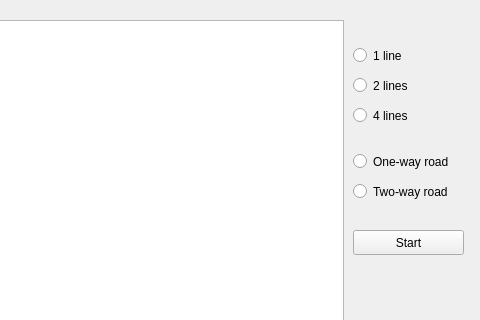
Before: the Qt Designer form mainwindow.ui in aonbel/Upshot, drawn with Qt 5; both pictures show x 617 to 1097 and y 0 to 320 of the 1097 by 825 pixel window.
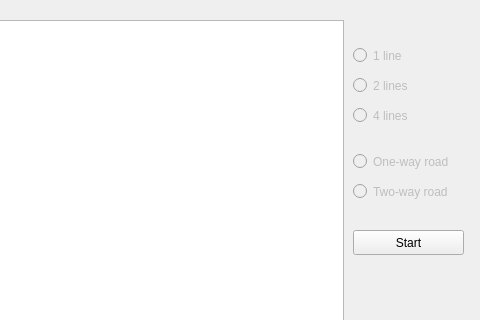
After: the same form once the commit is applied.

Patch:
```diff
--- a/mainwindow.ui
+++ b/mainwindow.ui
@@ -61,6 +61,9 @@
     </property>
    </widget>
    <widget class="QRadioButton" name="radioButton_1LineRoad">
+    <property name="enabled">
+     <bool>false</bool>
+    </property>
     <property name="geometry">
      <rect>
       <x>970</x>
@@ -74,6 +77,9 @@
     </property>
    </widget>
    <widget class="QRadioButton" name="radioButton_2LineRoad">
+    <property name="enabled">
+     <bool>false</bool>
+    </property>
     <property name="geometry">
      <rect>
       <x>970</x>
@@ -87,6 +93,9 @@
     </property>
    </widget>
    <widget class="QRadioButton" name="radioButton_4LineRoad">
+    <property name="enabled">
+     <bool>false</bool>
+    </property>
     <property name="geometry">
      <rect>
       <x>970</x>
@@ -100,6 +109,9 @@
     </property>
    </widget>
    <widget class="QRadioButton" name="radioButton_TwoWayRoad">
+    <property name="enabled">
+     <bool>false</bool>
+    </property>
     <property name="geometry">
      <rect>
       <x>970</x>
@@ -113,6 +125,9 @@
     </property>
    </widget>
    <widget class="QRadioButton" name="radioButton_OneWayRoad">
+    <property name="enabled">
+     <bool>false</bool>
+    </property>
     <property name="geometry">
      <rect>
       <x>970</x>
```
